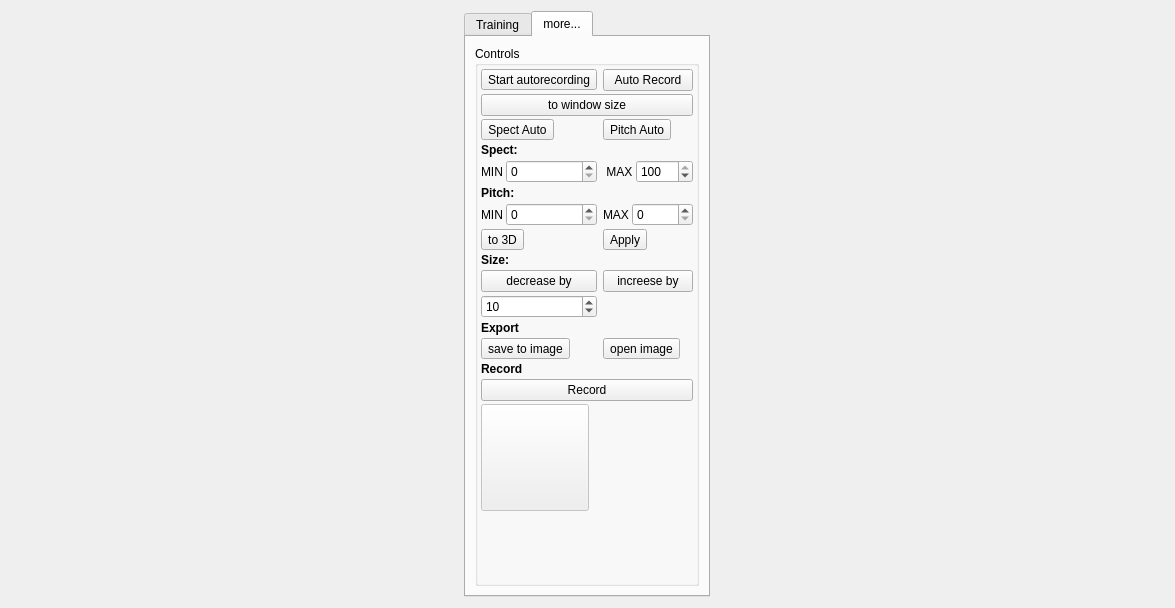
Before: the Qt Designer form graphswindow.ui in zhitko/inton-trainer, drawn with Qt 5.
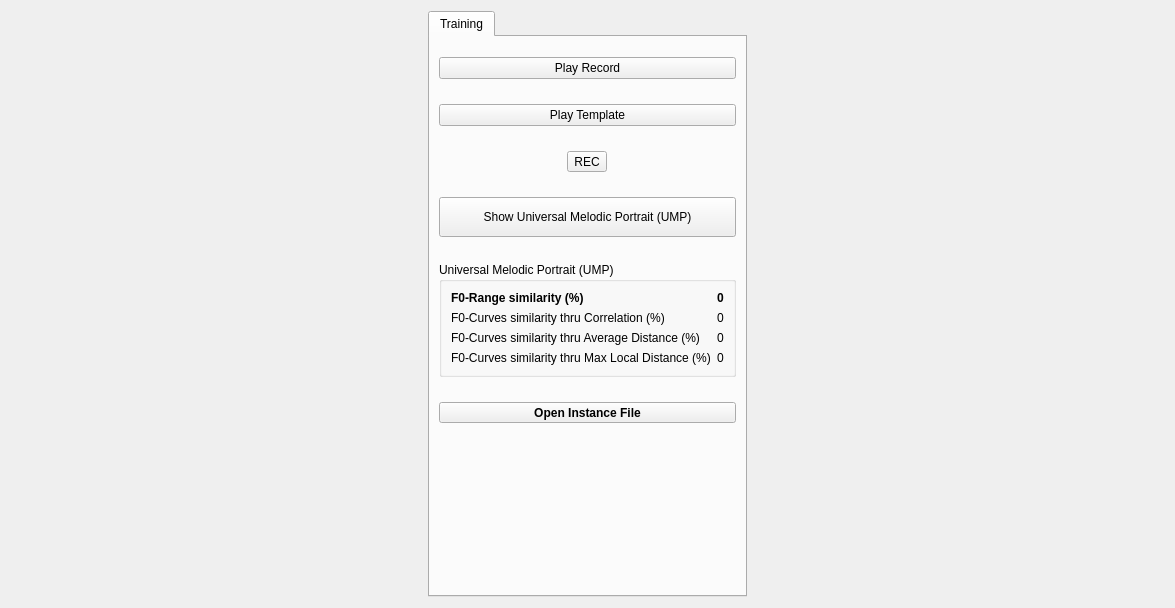
After: the same form once the commit is applied. The open tabs and pages were chosen to show the change. Icons and pictures are not drawn.

Commit message: remove unused settings, change labels in settings

What changed in the file:
```diff
--- a/graphswindow.ui
+++ b/graphswindow.ui
@@ -144,20 +144,6 @@
            </item>
           </layout>
          </item>
-         <item>
-          <widget class="QToolButton" name="openFileBtn">
-           <property name="text">
-            <string>Open File</string>
-           </property>
-           <property name="icon">
-            <iconset resource="icons.qrc">
-             <normaloff>:/icons/icons/file.png</normaloff>:/icons/icons/file.png</iconset>
-           </property>
-           <property name="toolButtonStyle">
-            <enum>Qt::ToolButtonTextBesideIcon</enum>
-           </property>
-          </widget>
-         </item>
          <item>
           <widget class="QPushButton" name="showUMP">
            <property name="minimumSize">
@@ -167,14 +153,14 @@
             </size>
            </property>
            <property name="text">
-            <string>Show UMP</string>
+            <string>Show Universal Melodic Portrait (UMP)</string>
            </property>
           </widget>
          </item>
          <item>
           <widget class="QGroupBox" name="groupBox_2">
            <property name="title">
-            <string>Tonal Portrait</string>
+            <string>Universal Melodic Portrait (UMP)</string>
            </property>
            <layout class="QFormLayout" name="formLayout">
             <item row="0" column="0">
@@ -186,7 +172,7 @@
                </font>
               </property>
               <property name="text">
-               <string>Proximity to the range</string>
+               <string>F0-Range similarity (%)</string>
               </property>
              </widget>
             </item>
@@ -212,7 +198,7 @@
                </font>
               </property>
               <property name="text">
-               <string>Correlation of F0-curves</string>
+               <string>F0-Curves similarity thru Correlation (%)</string>
               </property>
              </widget>
             </item>
@@ -226,7 +212,7 @@
             <item row="2" column="0">
              <widget class="QLabel" name="totalItitle">
               <property name="text">
-               <string>Integral proximity of F0-curves</string>
+               <string>F0-Curves similarity thru Average Distance (%)</string>
               </property>
              </widget>
             </item>
@@ -240,7 +226,7 @@
             <item row="3" column="0">
              <widget class="QLabel" name="totalLtitle">
               <property name="text">
-               <string>Local proximity of F0-curves</string>
+               <string>F0-Curves similarity thru Max Local Distance (%)</string>
               </property>
              </widget>
             </item>
@@ -255,454 +241,50 @@
           </widget>
          </item>
          <item>
-          <spacer name="verticalSpacer_2">
-           <property name="orientation">
-            <enum>Qt::Vertical</enum>
-           </property>
-           <property name="sizeHint" stdset="0">
-            <size>
-             <width>20</width>
-             <height>40</height>
-            </size>
-           </property>
-          </spacer>
-         </item>
-        </layout>
-       </widget>
-       <widget class="QWidget" name="tab_ext_settings">
-        <attribute name="title">
-         <string>more...</string>
-        </attribute>
-        <layout class="QVBoxLayout" name="verticalLayout_2">
-         <item>
-          <widget class="QGroupBox" name="groupBox">
+          <widget class="QToolButton" name="openFileBtn">
            <property name="sizePolicy">
-            <sizepolicy hsizetype="Fixed" vsizetype="Minimum">
+            <sizepolicy hsizetype="Expanding" vsizetype="Fixed">
              <horstretch>0</horstretch>
              <verstretch>0</verstretch>
             </sizepolicy>
            </property>
+           <property name="font">
+            <font>
+             <weight>75</weight>
+             <bold>true</bold>
+            </font>
+           </property>
            <property name="layoutDirection">
             <enum>Qt::LeftToRight</enum>
            </property>
-           <property name="title">
-            <string>Controls</string>
+           <property name="autoFillBackground">
+            <bool>false</bool>
            </property>
-           <layout class="QGridLayout" name="gridLayout">
-            <property name="sizeConstraint">
-             <enum>QLayout::SetDefaultConstraint</enum>
-            </property>
-            <property name="leftMargin">
-             <number>3</number>
-            </property>
-            <property name="topMargin">
-             <number>3</number>
-            </property>
-            <property name="rightMargin">
-             <number>3</number>
-            </property>
-            <property name="bottomMargin">
-             <number>3</number>
-            </property>
-            <property name="spacing">
-             <number>3</number>
-            </property>
-            <item row="7" column="2">
-             <layout class="QHBoxLayout" name="horizontalLayout_3">
-              <item>
-               <widget class="QLabel" name="label_8">
-                <property name="sizePolicy">
-                 <sizepolicy hsizetype="Fixed" vsizetype="Preferred">
-                  <horstretch>0</horstretch>
-                  <verstretch>0</verstretch>
-                 </sizepolicy>
-                </property>
-                <property name="text">
-                 <string>MAX</string>
-                </property>
-               </widget>
-              </item>
-              <item>
-               <widget class="QSpinBox" name="pitchMaxSpin">
-                <property name="maximum">
-                 <number>99999</number>
-                </property>
-                <property name="singleStep">
-                 <number>10</number>
-                </property>
-               </widget>
-              </item>
-             </layout>
-            </item>
-            <item row="14" column="2">
-             <widget class="QToolButton" name="openImage">
-              <property name="text">
-               <string>open image</string>
-              </property>
-              <property name="icon">
-               <iconset resource="icons.qrc">
-                <normaloff>:/icons/icons/image_file-26.png</normaloff>:/icons/icons/image_file-26.png</iconset>
-              </property>
-              <property name="toolButtonStyle">
-               <enum>Qt::ToolButtonTextBesideIcon</enum>
-              </property>
-             </widget>
-            </item>
-            <item row="16" column="0" colspan="3">
-             <widget class="QPushButton" name="recordBtn">
-              <property name="text">
-               <string>Record</string>
-              </property>
-              <property name="icon">
-               <iconset resource="icons.qrc">
-                <normaloff>:/icons/icons/record-26.png</normaloff>:/icons/icons/record-26.png</iconset>
-              </property>
-             </widget>
-            </item>
-            <item row="13" column="0">
-             <widget class="QLabel" name="label_4">
-              <property name="font">
-               <font>
-                <weight>75</weight>
-                <bold>true</bold>
-               </font>
-              </property>
-              <property name="text">
-               <string>Export</string>
-              </property>
-              <property name="openExternalLinks">
-               <bool>false</bool>
-              </property>
-             </widget>
-            </item>
-            <item row="18" column="0">
-             <spacer name="verticalSpacer">
-              <property name="orientation">
-               <enum>Qt::Vertical</enum>
-              </property>
-              <property name="sizeHint" stdset="0">
-               <size>
-                <width>20</width>
-                <height>40</height>
-               </size>
-              </property>
-             </spacer>
-            </item>
-            <item row="6" column="0">
-             <widget class="QLabel" name="label_6">
-              <property name="font">
-               <font>
-                <weight>75</weight>
-                <bold>true</bold>
-               </font>
-              </property>
-              <property name="text">
-               <string>Pitch:</string>
-              </property>
-             </widget>
-            </item>
-            <item row="10" column="0">
-             <widget class="QPushButton" name="lessBtn">
-              <property name="text">
-               <string>decrease by</string>
-              </property>
-              <property name="icon">
-               <iconset resource="icons.qrc">
-                <normaloff>:/icons/icons/zoom_out-26.png</normaloff>:/icons/icons/zoom_out-26.png</iconset>
-              </property>
-             </widget>
-            </item>
-            <item row="7" column="0">
-             <layout class="QHBoxLayout" name="horizontalLayout">
-              <item>
-               <widget class="QLabel" name="label_7">
-                <property name="sizePolicy">
-                 <sizepolicy hsizetype="Fixed" vsizetype="Preferred">
-                  <horstretch>0</horstretch>
-                  <verstretch>0</verstretch>
-                 </sizepolicy>
-                </property>
-                <property name="text">
-                 <string>MIN</string>
-                </property>
-               </widget>
-              </item>
-              <item>
-               <widget class="QSpinBox" name="pitchMinSpin">
-                <property name="sizePolicy">
-                 <sizepolicy hsizetype="Minimum" vsizetype="Fixed">
-                  <horstretch>0</horstretch>
-                  <verstretch>0</verstretch>
-                 </sizepolicy>
-                </property>
-                <property name="maximum">
-                 <number>99999</number>
-                </property>
-                <property name="singleStep">
-                 <number>10</number>
-                </property>
-               </widget>
-              </item>
-             </layout>
-            </item>
-            <item row="8" column="0">
-             <widget class="QToolButton" name="to3DBtn">
-              <property name="text">
-               <string>to 3D</string>
-              </property>
-              <property name="icon">
-               <iconset resource="icons.qrc">
-                <normaloff>:/icons/icons/fantasy-26.png</normaloff>:/icons/icons/fantasy-26.png</iconset>
-              </property>
-              <property name="toolButtonStyle">
-               <enum>Qt::ToolButtonTextBesideIcon</enum>
-              </property>
-             </widget>
-            </item>
-            <item row="9" column="0">
-             <widget class="QLabel" name="sizeLabel">
-              <property name="font">
-               <font>
-                <weight>75</weight>
-                <bold>true</bold>
-               </font>
-              </property>
-              <property name="text">
-               <string>Size:</string>
-              </property>
-             </widget>
-            </item>
-            <item row="14" column="0">
-             <widget class="QToolButton" name="saveImage">
-              <property name="text">
-               <string>save to image</string>
-              </property>
-              <property name="icon">
-               <iconset resource="icons.qrc">
-                <normaloff>:/icons/icons/screenshot-26.png</normaloff>:/icons/icons/screenshot-26.png</iconset>
-              </property>
-              <property name="toolButtonStyle">
-               <enum>Qt::ToolButtonTextBesideIcon</enum>
-              </property>
-             </widget>
-            </item>
-            <item row="4" column="0">
-             <widget class="QLabel" name="label_5">
-              <property name="font">
-               <font>
-                <weight>75</weight>
-                <bold>true</bold>
-               </font>
-              </property>
-              <property name="text">
-               <string>Spect:</string>
-              </property>
-             </widget>
-            </item>
-            <item row="3" column="2">
-             <widget class="QToolButton" name="pitchAutoBtn">
-              <property name="text">
-               <string>Pitch Auto</string>
-              </property>
-              <property name="icon">
-               <iconset resource="icons.qrc">
-                <normaloff>:/icons/icons/audio_wave-26.png</normaloff>:/icons/icons/audio_wave-26.png</iconset>
-              </property>
-              <property name="toolButtonStyle">
-               <enum>Qt::ToolButtonTextBesideIcon</enum>
-              </property>
-             </widget>
-            </item>
-            <item row="8" column="2">
-             <widget class="QToolButton" name="applyBtn">
-              <property name="text">
-               <string>Apply</string>
-              </property>
-              <property name="icon">
-               <iconset resource="icons.qrc">
-                <normaloff>:/icons/icons/ok-26.png</normaloff>:/icons/icons/ok-26.png</iconset>
-              </property>
-              <property name="toolButtonStyle">
-               <enum>Qt::ToolButtonTextBesideIcon</enum>
-              </property>
-             </widget>
-            </item>
-            <item row="5" column="0">
-             <layout class="QHBoxLayout" name="horizontalLayout_4">
-              <item>
-               <widget class="QLabel" name="label_9">
-                <property name="sizePolicy">
-                 <sizepolicy hsizetype="Fixed" vsizetype="Preferred">
-                  <horstretch>0</horstretch>
-                  <verstretch>0</verstretch>
-                 </sizepolicy>
-                </property>
-                <property name="text">
-                 <string>MIN</string>
-                </property>
-               </widget>
-              </item>
-              <item>
-               <widget class="QSpinBox" name="specMinSpin">
-                <property name="maximum">
-                 <number>100</number>
-                </property>
-               </widget>
-              </item>
-             </layout>
-            </item>
-            <item row="15" column="0">
-             <widget class="QLabel" name="recordLabel">
-              <property name="font">
-               <font>
-                <weight>75</weight>
-                <bold>true</bold>
-               </font>
-              </property>
-              <property name="text">
-               <string>Record</string>
-              </property>
-             </widget>
-            </item>
-            <item row="10" column="2">
-             <widget class="QPushButton" name="moreBtn">
-              <property name="text">
-               <string>increese by</string>
-              </property>
-              <property name="icon">
-               <iconset resource="icons.qrc">
-                <normaloff>:/icons/icons/zoom_in-26.png</normaloff>:/icons/icons/zoom_in-26.png</iconset>
-              </property>
-             </widget>
-            </item>
-            <item row="5" column="2">
-             <layout class="QHBoxLayout" name="horizontalLayout_5">
-              <item>
-               <widget class="QLabel" name="label_10">
-                <property name="sizePolicy">
-                 <sizepolicy hsizetype="Fixed" vsizetype="Preferred">
-                  <horstretch>0</horstretch>
-                  <verstretch>0</verstretch>
-                 </sizepolicy>
-                </property>
-                <property name="text">
-                 <string> MAX</string>
-                </property>
-               </widget>
-              </item>
-              <item>
-               <widget class="QSpinBox" name="specMaxSpin">
-                <property name="maximum">
-                 <number>100</number>
-                </property>
-                <property name="value">
-                 <number>100</number>
-                </property>
-               </widget>
-              </item>
-             </layout>
-            </item>
-            <item row="0" column="0">
-             <widget class="QToolButton" name="startAutoRecordBtn">
-              <property name="sizePolicy">
-               <sizepolicy hsizetype="Minimum" vsizetype="Fixed">
-                <horstretch>0</horstretch>
-                <verstretch>0</verstretch>
-               </sizepolicy>
-              </property>
-              <property name="layoutDirection">
-               <enum>Qt::LeftToRight</enum>
-              </property>
-              <property name="text">
-               <string>Start autorecording</string>
-              </property>
-              <property name="icon">
-               <iconset resource="icons.qrc">
-                <normaloff>:/icons/icons/voice_recognition_scan-26.png</normaloff>
-                <disabledoff>:/icons/icons/voice_recognition_scan-64-off.png</disabledoff>
-                <disabledon>:/icons/icons/voice_recognition_scan-64-off.png</disabledon>:/icons/icons/voice_recognition_scan-26.png</iconset>
-              </property>
-              <property name="toolButtonStyle">
-               <enum>Qt::ToolButtonTextBesideIcon</enum>
-              </property>
-             </widget>
-            </item>
-            <item row="12" column="0">
-             <widget class="QSpinBox" name="scaleStepSpin">
-              <property name="minimum">
-               <number>1</number>
-              </property>
-              <property name="maximum">
-               <number>1000</number>
-              </property>
-              <property name="singleStep">
-               <number>10</number>
-              </property>
-              <property name="value">
-               <number>10</number>
-              </property>
-             </widget>
-            </item>
-            <item row="2" column="0" colspan="3">
-             <widget class="QPushButton" name="fitBtn">
-              <property name="text">
-               <string>to window size</string>
-              </property>
-              <property name="icon">
-               <iconset resource="icons.qrc">
-                <normaloff>:/icons/icons/expand-26.png</normaloff>:/icons/icons/expand-26.png</iconset>
-              </property>
-             </widget>
-            </item>
-            <item row="0" column="2">
-             <widget class="QPushButton" name="autoRecordBtn">
-              <property name="text">
-               <string>Auto Record</string>
-              </property>
-              <property name="icon">
-               <iconset resource="icons.qrc">
-                <normaloff>:/icons/icons/voice_recognition_scan-26.png</normaloff>:/icons/icons/voice_recognition_scan-26.png</iconset>
-              </property>
-             </widget>
-            </item>
-            <item row="3" column="0">
-             <widget class="QToolButton" name="specAutoBtn">
-              <property name="text">
-               <string>Spect Auto</string>
-              </property>
-              <property name="icon">
-               <iconset resource="icons.qrc">
-                <normaloff>:/icons/icons/audio_wave-26.png</normaloff>:/icons/icons/audio_wave-26.png</iconset>
-              </property>
-              <property name="toolButtonStyle">
-               <enum>Qt::ToolButtonTextBesideIcon</enum>
-              </property>
-             </widget>
-            </item>
-            <item row="17" column="0">
-             <widget class="QToolButton" name="stopRecordBtn">
-              <property name="enabled">
-               <bool>false</bool>
-              </property>
-              <property name="text">
-               <string/>
-              </property>
-              <property name="icon">
-               <iconset resource="icons.qrc">
-                <normaloff>:/icons/icons/pause.png</normaloff>
-                <disabledoff>:/icons/icons/pause-off.png</disabledoff>:/icons/icons/pause.png</iconset>
-              </property>
-              <property name="iconSize">
-               <size>
-                <width>100</width>
-                <height>100</height>
-               </size>
-              </property>
-             </widget>
-            </item>
-           </layout>
+           <property name="text">
+            <string>Open Instance File</string>
+           </property>
+           <property name="icon">
+            <iconset resource="icons.qrc">
+             <normaloff>:/icons/icons/file.png</normaloff>:/icons/icons/file.png</iconset>
+           </property>
+           <property name="toolButtonStyle">
+            <enum>Qt::ToolButtonTextBesideIcon</enum>
+           </property>
           </widget>
          </item>
+         <item>
+          <spacer name="verticalSpacer_2">
+           <property name="orientation">
+            <enum>Qt::Vertical</enum>
+           </property>
+           <property name="sizeHint" stdset="0">
+            <size>
+             <width>20</width>
+             <height>40</height>
+            </size>
+           </property>
+          </spacer>
+         </item>
         </layout>
        </widget>
       </widget>
```
The commit also changes 9 other files.
